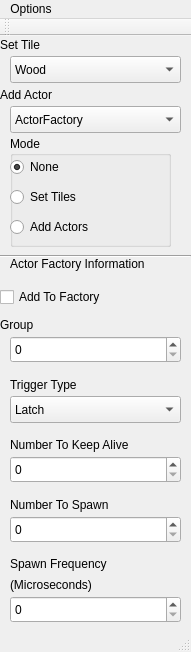
Before: the Qt Designer form LevelEd/LevelEditor/toolswindow.ui in nick-valentine/DungeonBreath, drawn with Qt 5.
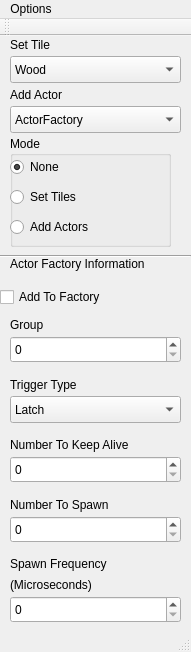
After: the same form once the commit is applied.

Patch:
```diff
--- a/LevelEd/LevelEditor/toolswindow.ui
+++ b/LevelEd/LevelEditor/toolswindow.ui
@@ -82,7 +82,7 @@
    <widget class="QLabel" name="SetTileLabel">
     <property name="geometry">
      <rect>
-      <x>0</x>
+      <x>10</x>
       <y>0</y>
       <width>67</width>
       <height>17</height>
@@ -95,7 +95,7 @@
    <widget class="QLabel" name="AddActorLabel">
     <property name="geometry">
      <rect>
-      <x>0</x>
+      <x>10</x>
       <y>50</y>
       <width>67</width>
       <height>17</height>
@@ -173,7 +173,7 @@
    <widget class="QLabel" name="GroupLabel">
     <property name="geometry">
      <rect>
-      <x>0</x>
+      <x>10</x>
       <y>280</y>
       <width>67</width>
       <height>17</height>
```
Left out of the diff: 14 changed lines with no effect on the pictures.
